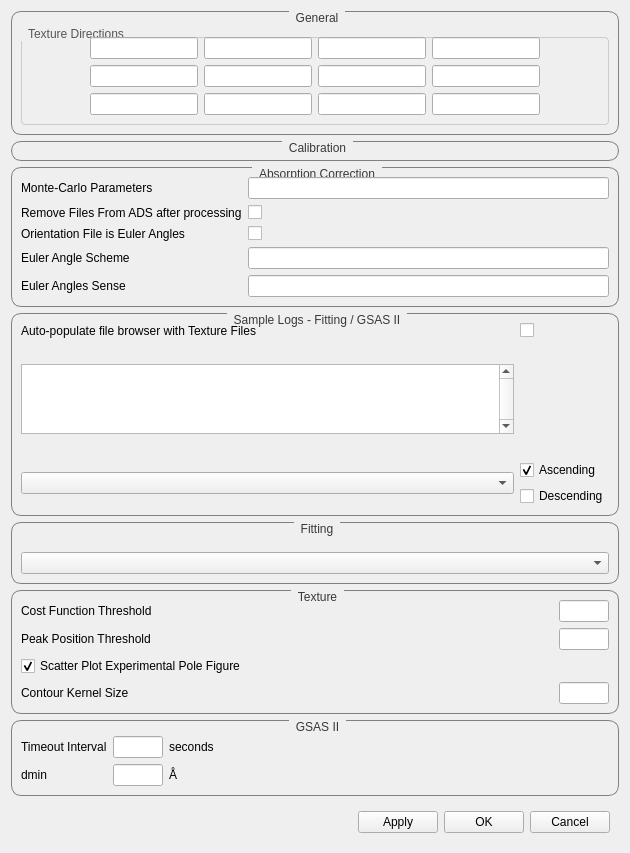
Before: the Qt Designer form qt/python/mantidqtinterfaces/mantidqtinterfaces/Engineering/gui/engineering_diffraction/settings/settings_widget.ui in mantidproject/mantid, drawn with Qt 5.
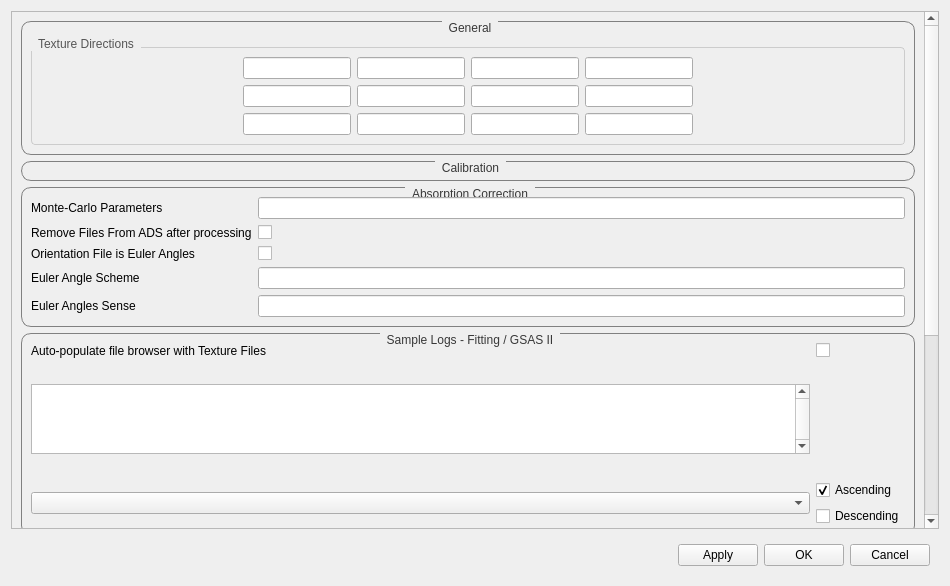
After: the same form once the commit is applied. Custom widgets are drawn as their Qt base class.

Commit message:
Create Scroll Area for Tabs and Settings
Create scroll area for tabs and widgets in engingeering diffraction interface. A scroll area improves widget access for smaller screens where the windows previously did not fit vertically. Resolve height of help button and remove enabled property from from  as property is enabled by default.

```diff
--- a/qt/python/mantidqtinterfaces/mantidqtinterfaces/Engineering/gui/engineering_diffraction/settings/settings_widget.ui
+++ b/qt/python/mantidqtinterfaces/mantidqtinterfaces/Engineering/gui/engineering_diffraction/settings/settings_widget.ui
@@ -6,7 +6,7 @@
    <rect>
     <x>0</x>
     <y>0</y>
-    <width>630</width>
+    <width>950</width>
     <height>586</height>
    </rect>
   </property>
@@ -29,7 +29,20 @@
   </property>
   <layout class="QVBoxLayout" name="verticalLayout">
    <item>
-    <widget class="QGroupBox" name="group_general">
+    <widget class="QScrollArea" name="scrollArea">
+     <property name="widgetResizable">
+      <bool>true</bool>
+     </property>
+     <property name="horizontalScrollBarPolicy">
+      <enum>Qt::ScrollBarAlwaysOff</enum>
+     </property>
+     <property name="verticalScrollBarPolicy">
+      <enum>Qt::ScrollBarAsNeeded</enum>
+     </property>
+     <widget class="QWidget" name="scrollAreaWidgetContents">
+      <layout class="QVBoxLayout" name="verticalLayout_scrollArea">
+       <item>
+        <widget class="QGroupBox" name="group_general">
      <property name="title">
       <string>General</string>
      </property>
@@ -683,6 +696,10 @@
       </size>
      </property>
     </spacer>
+   </item>
+      </layout>
+     </widget>
+    </widget>
    </item>
    <item>
     <widget class="QFrame" name="frame">
```
The commit also changes 1 other file.
